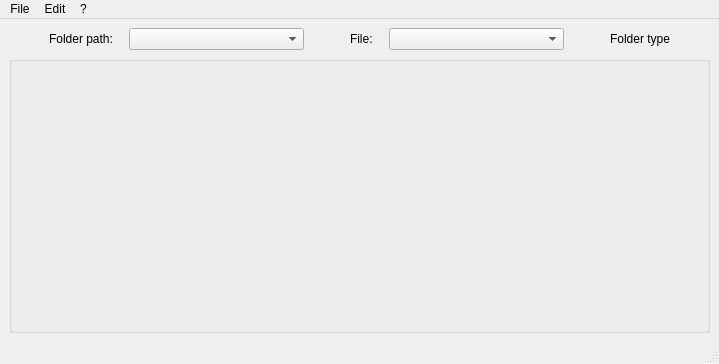
The window that mdaviz/resources/mainwindow.ui (BCDA-APS/mdaviz) describes before a commit, drawn with Qt 5.
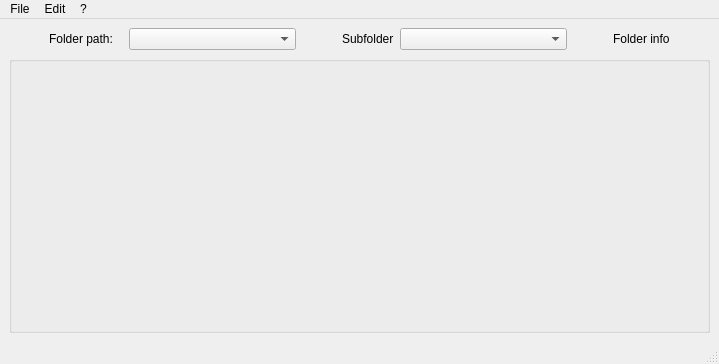
The same window after the commit.

Commit message: DEV #13 Update mainwindow py and ui #13

What changed in the file:
```diff
--- a/mdaviz/resources/mainwindow.ui
+++ b/mdaviz/resources/mainwindow.ui
@@ -63,7 +63,7 @@
       <item>
        <widget class="QLabel" name="files_label">
         <property name="text">
-         <string>File:   </string>
+         <string>Subfolder</string>
         </property>
        </widget>
       </item>
@@ -93,7 +93,7 @@
          <string>Selected folder type.</string>
         </property>
         <property name="text">
-         <string>Folder type</string>
+         <string>Folder info</string>
         </property>
        </widget>
       </item>
```
Left out of the diff: 6 changed lines with no effect on the pictures. The commit also changes 3 other files.
